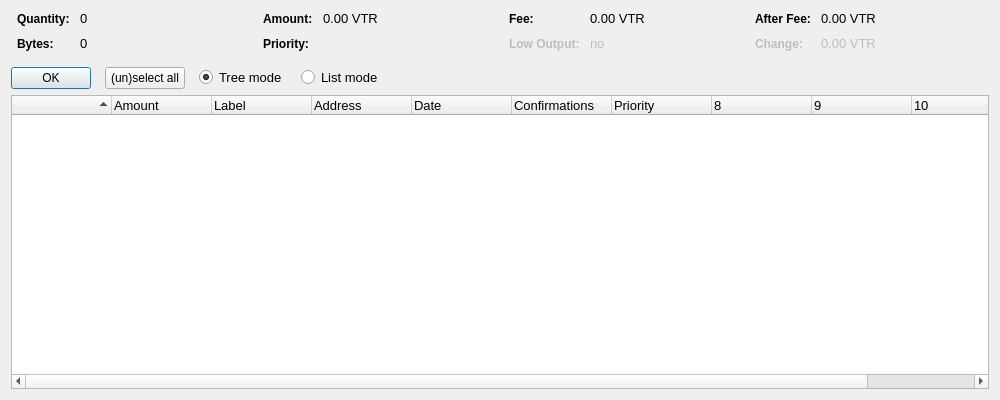
Before: the Qt Designer form src/qt/forms/coincontroldialog.ui in vtorrent/vTorrent-Client, drawn with Qt 5.
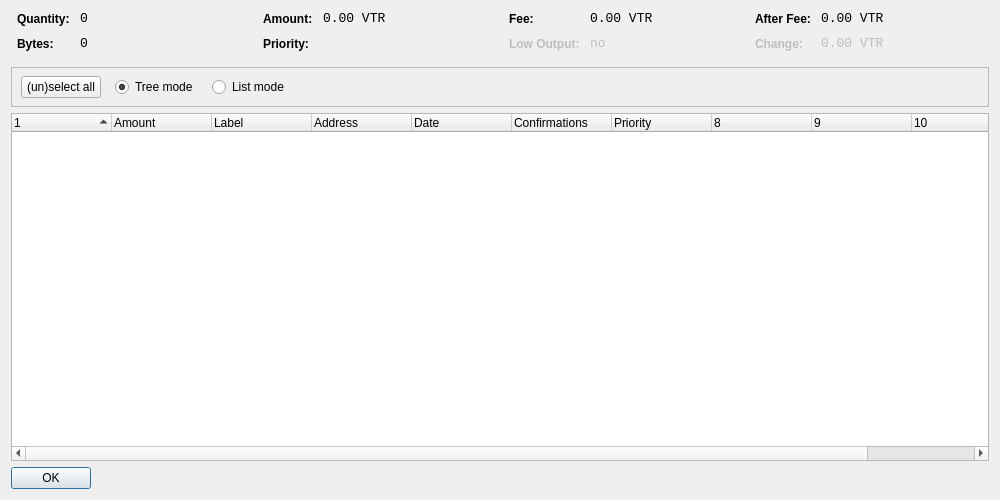
After: the same form once the commit is applied. Custom widgets are drawn as their Qt base class.

Diff of the .ui file:
```diff
--- a/src/qt/forms/coincontroldialog.ui
+++ b/src/qt/forms/coincontroldialog.ui
@@ -7,15 +7,9 @@
     <x>0</x>
     <y>0</y>
     <width>1000</width>
-    <height>400</height>
+    <height>500</height>
    </rect>
   </property>
-  <property name="minimumSize">
-   <size>
-    <width>1000</width>
-    <height>400</height>
-   </size>
-  </property>
   <property name="windowTitle">
    <string>Coin Control</string>
   </property>
@@ -59,6 +53,7 @@
         <widget class="QLabel" name="labelCoinControlQuantity">
          <property name="font">
           <font>
+           <family>Monospace</family>
            <pointsize>10</pointsize>
           </font>
          </property>
@@ -90,6 +85,7 @@
         <widget class="QLabel" name="labelCoinControlBytes">
          <property name="font">
           <font>
+           <family>Monospace</family>
            <pointsize>10</pointsize>
           </font>
          </property>
@@ -137,6 +133,7 @@
         <widget class="QLabel" name="labelCoinControlAmount">
          <property name="font">
           <font>
+           <family>Monospace</family>
            <pointsize>10</pointsize>
           </font>
          </property>
@@ -215,6 +212,7 @@
         <widget class="QLabel" name="labelCoinControlFee">
          <property name="font">
           <font>
+           <family>Monospace</family>
            <pointsize>10</pointsize>
           </font>
          </property>
@@ -252,6 +250,7 @@
          </property>
          <property name="font">
           <font>
+           <family>Monospace</family>
            <pointsize>10</pointsize>
           </font>
          </property>
@@ -299,6 +298,7 @@
         <widget class="QLabel" name="labelCoinControlAfterFee">
          <property name="font">
           <font>
+           <family>Monospace</family>
            <pointsize>10</pointsize>
           </font>
          </property>
@@ -336,6 +336,7 @@
          </property>
          <property name="font">
           <font>
+           <family>Monospace</family>
            <pointsize>10</pointsize>
           </font>
          </property>
@@ -358,26 +359,32 @@
     </layout>
    </item>
    <item>
+    <widget class="QFrame" name="frame">
+     <property name="minimumSize">
+      <size>
+       <width>0</width>
+       <height>40</height>
+      </size>
+     </property>
+     <property name="frameShape">
+      <enum>QFrame::StyledPanel</enum>
+     </property>
+     <property name="frameShadow">
+      <enum>QFrame::Sunken</enum>
+     </property>
+     <widget class="QWidget" name="horizontalLayoutWidget">
+      <property name="geometry">
+       <rect>
+        <x>10</x>
+        <y>0</y>
+        <width>781</width>
+        <height>41</height>
+       </rect>
+      </property>
     <layout class="QHBoxLayout" name="horizontalLayoutPanel" stretch="0,0,0,0,0">
      <property name="spacing">
       <number>14</number>
      </property>
-     <item>
-      <widget class="QDialogButtonBox" name="buttonBox">
-       <property name="sizePolicy">
-        <sizepolicy hsizetype="Maximum" vsizetype="Fixed">
-         <horstretch>0</horstretch>
-         <verstretch>0</verstretch>
-        </sizepolicy>
-       </property>
-       <property name="orientation">
-        <enum>Qt::Horizontal</enum>
-       </property>
-       <property name="standardButtons">
-        <set>QDialogButtonBox::Ok</set>
-       </property>
-      </widget>
-     </item>
      <item>
       <widget class="QPushButton" name="pushButtonSelectAll">
        <property name="sizePolicy">
@@ -399,11 +406,6 @@
          <verstretch>0</verstretch>
         </sizepolicy>
        </property>
-       <property name="font">
-        <font>
-         <pointsize>10</pointsize>
-        </font>
-       </property>
        <property name="text">
         <string>Tree mode</string>
        </property>
@@ -420,11 +422,6 @@
          <verstretch>0</verstretch>
         </sizepolicy>
        </property>
-       <property name="font">
-        <font>
-         <pointsize>10</pointsize>
-        </font>
-       </property>
        <property name="text">
         <string>List mode</string>
        </property>
@@ -444,20 +441,14 @@
       </spacer>
      </item>
     </layout>
+     </widget>
+    </widget>
    </item>
    <item>
     <widget class="CoinControlTreeWidget" name="treeWidget">
-     <property name="font">
-      <font>
-       <pointsize>10</pointsize>
-      </font>
-     </property>
      <property name="contextMenuPolicy">
       <enum>Qt::CustomContextMenu</enum>
      </property>
-     <property name="alternatingRowColors">
-      <bool>true</bool>
-     </property>
      <property name="sortingEnabled">
       <bool>false</bool>
      </property>
@@ -468,11 +459,11 @@
       <bool>true</bool>
      </attribute>
      <attribute name="headerStretchLastSection">
-      <bool>true</bool>
+      <bool>false</bool>
      </attribute>
      <column>
       <property name="text">
-       <string> </string>
+       <string/>
       </property>
      </column>
      <column>
@@ -530,6 +521,22 @@
      </column>
     </widget>
    </item>
+   <item>
+    <widget class="QDialogButtonBox" name="buttonBox">
+     <property name="sizePolicy">
+      <sizepolicy hsizetype="Maximum" vsizetype="Fixed">
+       <horstretch>0</horstretch>
+       <verstretch>0</verstretch>
+      </sizepolicy>
+     </property>
+     <property name="orientation">
+      <enum>Qt::Horizontal</enum>
+     </property>
+     <property name="standardButtons">
+      <set>QDialogButtonBox::Ok</set>
+     </property>
+    </widget>
+   </item>
   </layout>
  </widget>
  <customwidgets>
```
Left out of the diff: 8 changed lines with no effect on the pictures. Lines whose indentation alone changed are shown as unchanged.
